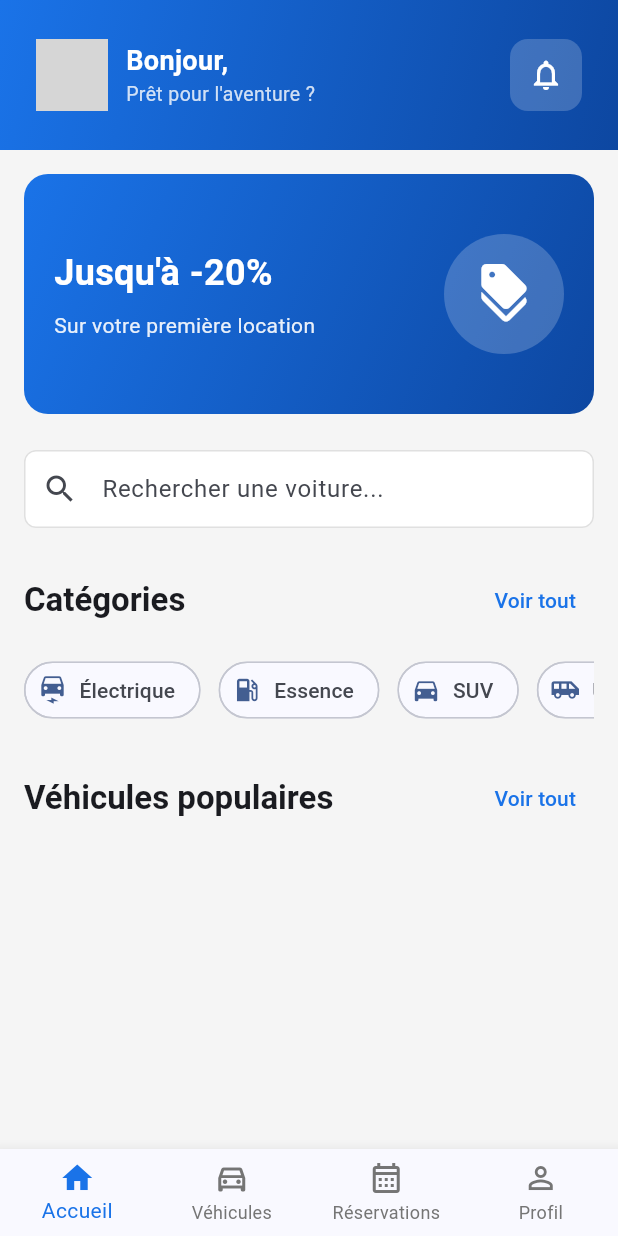
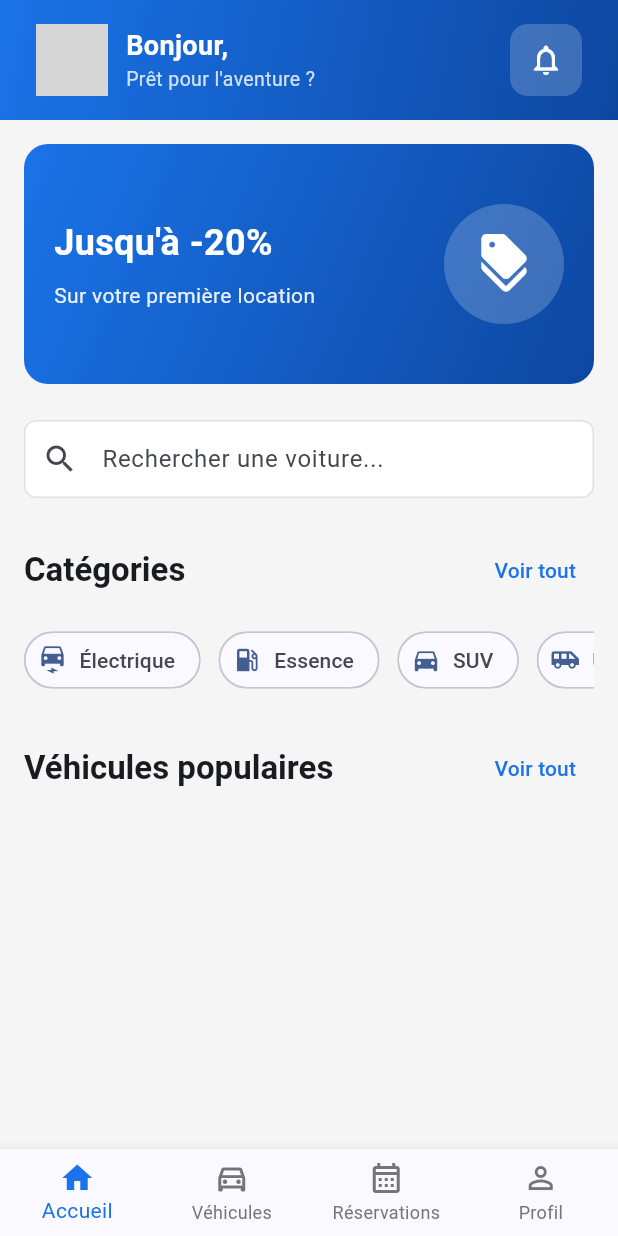
Before and after one commit to xav-f-l/-auto_monpoto-, a Flutter app: the screen it shows once a user with an empty profile is signed in, on a phone screen of 412 x 824 dp. Run offline on Flutter 3.47's test engine with Material 3 defaults, Android fonts, the phone set to English and light mode, and no system bars; our stand-ins replace cached_network_image, cloud_firestore, equatable, firebase_auth, firebase_core, fl_chart and 7 more; missing offline and left inert: cloudinary_public; accounts and stored records are empty; network calls fail; grey boxes are pictures that could not be loaded.

Commit message:
fix: home_screen utiliser Column+SingleChildScrollView au lieu de SliverAppBar
- _buildHeader prend context pour MediaQuery

- evite FlexibleSpaceBar sans title

- structure plus robuste

```diff
--- a/lib/features/vehicles/screens/home_screen.dart
+++ b/lib/features/vehicles/screens/home_screen.dart
@@ -18,91 +18,11 @@ class HomeScreen extends ConsumerWidget {
     final user = authState.user;
 
     return Scaffold(
-      body: CustomScrollView(
-        slivers: [
-          SliverAppBar(
-            expandedHeight: 100,
-            floating: false,
-            pinned: true,
-            flexibleSpace: FlexibleSpaceBar(
-              background: Container(
-                decoration: const BoxDecoration(
-                  gradient: LinearGradient(
-                    begin: Alignment.topLeft,
-                    end: Alignment.bottomRight,
-                    colors: [AppColors.primary, AppColors.primaryDark],
-                  ),
-                ),
-                padding: EdgeInsets.only(
-                  left: 24,
-                  right: 24,
-                  bottom: 16,
-                  top: MediaQuery.of(context).padding.top + 16,
-                ),
-                child: Row(
-                  children: [
-                    CircleAvatar(
-                      radius: 24,
-                      backgroundColor: Colors.white.withAlpha(51),
-                      backgroundImage: user?.photoUrl != null
-                          ? NetworkImage(user!.photoUrl!)
-                          : null,
-                      child: user?.photoUrl == null
-                          ? Text(
-                              (user?.firstName.isNotEmpty == true
-                                      ? user!.firstName[0]
-                                      : '?')
-                                  .toUpperCase(),
-                              style: const TextStyle(
-                                color: Colors.white,
-                                fontWeight: FontWeight.bold,
-                                fontSize: 20,
-                              ),
-                            )
-                          : null,
-                    ),
-                    const SizedBox(width: 12),
-                    Expanded(
-                      child: Column(
-                        mainAxisAlignment: MainAxisAlignment.center,
-                        crossAxisAlignment: CrossAxisAlignment.start,
-                        children: [
-                          Text(
-                            'Bonjour, ${user?.firstName ?? "..."}',
-                            style: const TextStyle(
-                              color: Colors.white,
-                              fontSize: 18,
-                              fontWeight: FontWeight.bold,
-                            ),
-                          ),
-                          Text(
-                            'Prêt pour l\'aventure ?',
-                            style: TextStyle(
-                              color: Colors.white.withAlpha(204),
-                              fontSize: 13,
-                            ),
-                          ),
-                        ],
-                      ),
-                    ),
-                    Container(
-                      decoration: BoxDecoration(
-                        color: Colors.white.withAlpha(51),
-                        borderRadius: BorderRadius.circular(12),
-                      ),
-                      child: IconButton(
-                        icon: const Icon(Icons.notifications_outlined,
-                            color: Colors.white),
-                        onPressed: () => context.push('/notifications'),
-                      ),
-                    ),
-                  ],
-                ),
-              ),
-            ),
-          ),
-          SliverToBoxAdapter(
-            child: Padding(
+      body: Column(
+        children: [
+          _buildHeader(context, user),
+          Expanded(
+            child: SingleChildScrollView(
               padding: const EdgeInsets.all(AppConstants.defaultPadding),
               child: Column(
                 crossAxisAlignment: CrossAxisAlignment.start,
@@ -156,6 +76,80 @@ class HomeScreen extends ConsumerWidget {
                   const SizedBox(height: 24),
                 ],
               ),
+            ),
+          ),
+        ],
+      ),
+    );
+  }
+
+  Widget _buildHeader(BuildContext context, dynamic user) {
+    final topPadding = MediaQuery.of(context).padding.top + 16;
+    return Container(
+      width: double.infinity,
+      padding: EdgeInsets.fromLTRB(24, topPadding, 24, 16),
+      decoration: const BoxDecoration(
+        gradient: LinearGradient(
+          begin: Alignment.topLeft,
+          end: Alignment.bottomRight,
+          colors: [AppColors.primary, AppColors.primaryDark],
+        ),
+      ),
+      child: Row(
+        children: [
+          CircleAvatar(
+            radius: 24,
+            backgroundColor: Colors.white.withAlpha(51),
+            backgroundImage: user?.photoUrl != null
+                ? NetworkImage(user!.photoUrl!)
+                : null,
+            child: user?.photoUrl == null
+                ? Text(
+                    (user?.firstName.isNotEmpty == true
+                            ? user!.firstName[0]
+                            : '?')
+                        .toUpperCase(),
+                    style: const TextStyle(
+                      color: Colors.white,
+                      fontWeight: FontWeight.bold,
+                      fontSize: 20,
+                    ),
+                  )
+                : null,
+          ),
+          const SizedBox(width: 12),
+          Expanded(
+            child: Column(
+              crossAxisAlignment: CrossAxisAlignment.start,
+              mainAxisSize: MainAxisSize.min,
+              children: [
+                Text(
+                  'Bonjour, ${user?.firstName ?? "..."}',
+                  style: const TextStyle(
+                    color: Colors.white,
+                    fontSize: 18,
+                    fontWeight: FontWeight.bold,
+                  ),
+                ),
+                Text(
+                  "Prêt pour l'aventure ?",
+                  style: TextStyle(
+                    color: Colors.white.withAlpha(204),
+                    fontSize: 13,
+                  ),
+                ),
+              ],
+            ),
+          ),
+          Container(
+            decoration: BoxDecoration(
+              color: Colors.white.withAlpha(51),
+              borderRadius: BorderRadius.circular(12),
+            ),
+            child: IconButton(
+              icon: const Icon(Icons.notifications_outlined,
+                  color: Colors.white),
+              onPressed: () => context.push('/notifications'),
             ),
           ),
         ],
```
Also changed, not shown: 1 other file.
